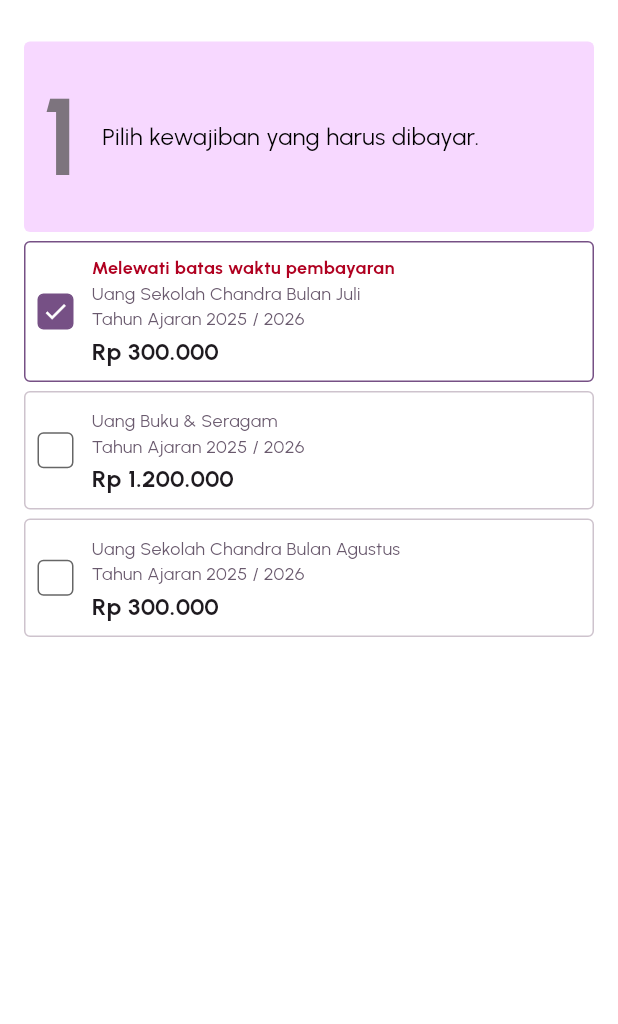
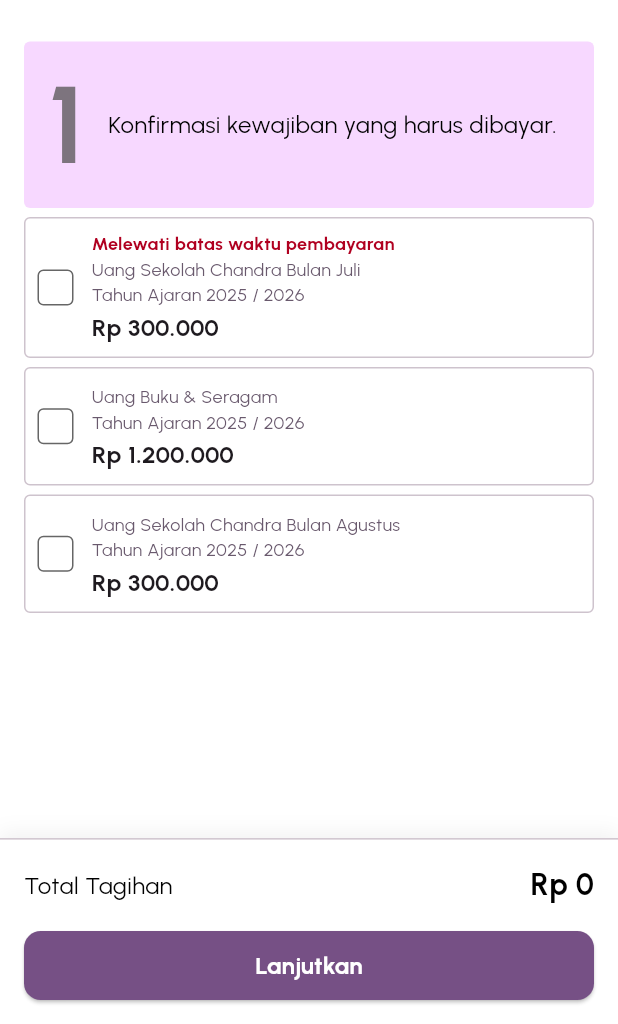
Before and after one commit to s1mpleBoy29/sekolahpro, a Flutter app: the BayarSatuScreen screen opened by its route, on a phone screen of 412 x 824 dp, the part 212-1236 px from its top. Run offline on Flutter 3.47's test engine with Material 3 defaults, Android fonts, the phone set to English and light mode, and no system bars; our stand-ins replace cached_network_image, flutter_svg, lottie, lucide_icons, package_info_plus, shared_preferences; accounts and stored records are empty.

Commit message:
update-pembayaran

```diff
--- a/lib/core/utils/number_format.dart
+++ b/lib/core/utils/number_format.dart
@@ -39,6 +39,13 @@ String numberFormat(
               .format(numberFixed);
       break;
 
+    case 'rp_fixed':
+      int numberFixed = param.floor();
+      result =
+          NumberFormat.currency(locale: 'id', symbol: 'Rp ', decimalDigits: 0)
+              .format(numberFixed);
+      break;
+
     case 'number_simple':
       result = simpleFormat(param);
       break;
--- a/lib/presentation/pembayaran/bayarsatu.dart
+++ b/lib/presentation/pembayaran/bayarsatu.dart
@@ -1,9 +1,10 @@
 import 'package:flutter/material.dart';
 import 'package:guardian_app/core/app_export.dart';
+import 'package:guardian_app/core/utils/number_format.dart';
+import 'package:guardian_app/presentation/pembayaran/widgets/bottom_bar.dart';
 import 'package:guardian_app/presentation/pembayaran/widgets/instruction_card.dart';
 import 'package:guardian_app/presentation/pembayaran/widgets/payment_steps.dart';
 import 'package:guardian_app/presentation/pembayaran/widgets/due_card_small.dart';
-// import 'package:guardian_app/presentation/pembayaran/widgets/bottom_bar.dart';
 
 class BayarSatuScreen extends StatefulWidget {
   const BayarSatuScreen({super.key});
@@ -16,25 +17,28 @@ class _BayarSatuState extends State<BayarSatuScreen> {
     {
       "id": 1,
       "isOverdue": true,
-      "harga": "Rp 300.000",
+      "due_date": "2025-07-10",
+      "amount": 300000,
       "deskripsi": "Uang Sekolah Chandra Bulan Juli\nTahun Ajaran 2025 / 2026",
     },
     {
       "id": 2,
       "isOverdue": false,
-      "harga": "Rp 1.200.000",
+      "due_date": "2025-08-10",
+      "amount": 1200000,
       "deskripsi": "Uang Buku & Seragam\nTahun Ajaran 2025 / 2026",
     },
     {
       "id": 3,
       "isOverdue": false,
-      "harga": "Rp 300.000",
+      "due_date": "2025-09-10",
+      "amount": 300000,
       "deskripsi":
           "Uang Sekolah Chandra Bulan Agustus\nTahun Ajaran 2025 / 2026",
     }
   ];
 
-  final Set<int> _selectedCardIndices = {0};
+  final Set<int> _selectedCardIndices = {}; // Default no selection
 
   void _toggleCardSelection(int index) {
     setState(() {
@@ -46,8 +50,19 @@ class _BayarSatuState extends State<BayarSatuScreen> {
     });
   }
 
+  // Calculates the total amount of selected items.
+  int _calculateTotal() {
+    int total = 0;
+    for (int index in _selectedCardIndices) {
+      total += _dueItems[index]['amount'] as int;
+    }
+    return total;
+  }
+
   @override
   Widget build(BuildContext context) {
+    final int totalAmount = _calculateTotal();
+
     return Scaffold(
       backgroundColor: Colors.white,
       appBar: AppBar(
@@ -63,14 +78,14 @@ class _BayarSatuState extends State<BayarSatuScreen> {
         children: [
           Expanded(
             child: SingleChildScrollView(
-              padding: const EdgeInsets.all(16.0),
+              padding: const EdgeInsets.fromLTRB(16.0, 16.0, 16.0, 120.0),
               child: Column(
                 children: [
                   const PaymentSteps(stepsekarang: 0),
                   const SizedBox(height: 12.0),
                   const InstructionCard(
                     number: '1',
-                    teksInstruksi: 'Pilih kewajiban yang harus dibayar.',
+                    teksInstruksi: 'Konfirmasi kewajiban yang harus dibayar.',
                   ),
                   ListView.builder(
                     shrinkWrap: true,
@@ -80,7 +95,7 @@ class _BayarSatuState extends State<BayarSatuScreen> {
                       final item = _dueItems[index];
                       return DueCard(
                         isOverdue: item['isOverdue'],
-                        harga: item['harga'],
+                        harga: numberFormat('rp_fixed', item['amount']),
                         deskripsi: item['deskripsi'],
                         isSelected: _selectedCardIndices.contains(index),
                         onTap: () => _toggleCardSelection(index),
@@ -93,6 +108,14 @@ class _BayarSatuState extends State<BayarSatuScreen> {
           ),
         ],
       ),
+      bottomNavigationBar: BottomBar(
+        totalAmount: totalAmount,
+        onContinuePressed: () {
+          if (totalAmount > 0) {
+            Navigator.pushNamed(context, AppRoutes.bayarDuaScreen);
+          }
+        },
+      ),
     );
   }
 }
--- /dev/null
+++ b/lib/presentation/pembayaran/widgets/bottom_bar.dart
@@ -0,0 +1,68 @@
+import 'package:flutter/material.dart';
+import 'package:guardian_app/core/app_export.dart';
+import 'package:guardian_app/core/utils/number_format.dart';
+import 'package:guardian_app/widgets/custom_elevated_button.dart';
+
+class BottomBar extends StatelessWidget {
+  final int totalAmount;
+  final VoidCallback onContinuePressed;
+
+  const BottomBar({
+    required this.totalAmount,
+    required this.onContinuePressed,
+    super.key,
+  });
+
+  @override
+  Widget build(BuildContext context) {
+    return Container(
+      padding: const EdgeInsets.all(16.0),
+      decoration: BoxDecoration(
+        color: Colors.white,
+        boxShadow: [
+          BoxShadow(
+            color: Colors.black.withOpacity(0.05),
+            spreadRadius: 0,
+            blurRadius: 10,
+            offset: const Offset(0, -4),
+          ),
+        ],
+        border: Border(
+          top: BorderSide(color: theme.colorScheme.outlineVariant, width: 1.0),
+        ),
+      ),
+      child: Column(
+        mainAxisSize: MainAxisSize.min, // Vertical minimum
+        children: [
+          Row(
+            mainAxisAlignment: MainAxisAlignment.spaceBetween,
+            children: [
+              Text(
+                "Total Tagihan",
+                style: TextStyle(
+                  fontSize: 16,
+                  color: theme.colorScheme.onSurface,
+                ),
+              ),
+              Text(
+                numberFormat('rp_fixed', totalAmount),
+                style: TextStyle(
+                  fontSize: 20,
+                  fontWeight: FontWeight.bold,
+                  color: theme.colorScheme.onSurface,
+                ),
+              ),
+            ],
+          ),
+          const SizedBox(height: 16),
+          CustomElevatedButton(
+            text: "Lanjutkan",
+            buttonTextStyle: const TextStyle(
+                fontSize: 16, fontWeight: FontWeight.bold, color: Colors.white),
+            onPressed: onContinuePressed,
+          ),
+        ],
+      ),
+    );
+  }
+}
--- a/lib/presentation/pembayaran/widgets/instruction_card.dart
+++ b/lib/presentation/pembayaran/widgets/instruction_card.dart
@@ -11,7 +11,8 @@ class InstructionCard extends StatelessWidget {
   Widget build(BuildContext context) {
     final theme = Theme.of(context);
     return Container(
-      padding: const EdgeInsets.all(12.0),
+      padding:
+          const EdgeInsets.only(bottom: 4.0, left: 16.0, right: 16.0, top: 4.0),
       decoration: BoxDecoration(
         color: theme.colorScheme.primaryContainer,
         borderRadius: BorderRadius.circular(4.0),
```
